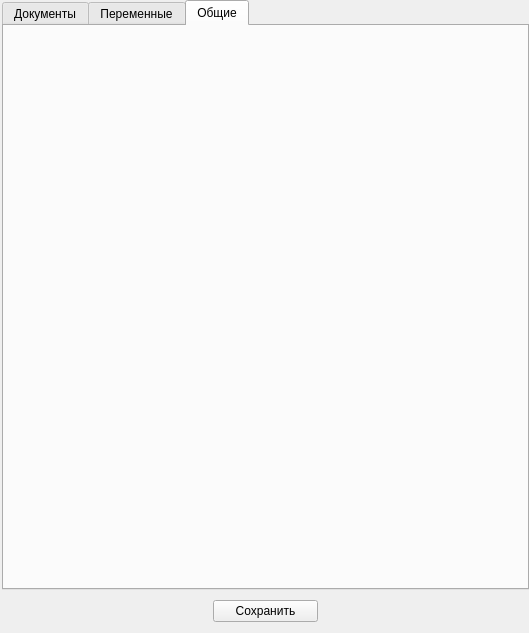
Old version of the form interface/ui/settings.ui in the repository Korolev-Oleg/Tend-Manager.
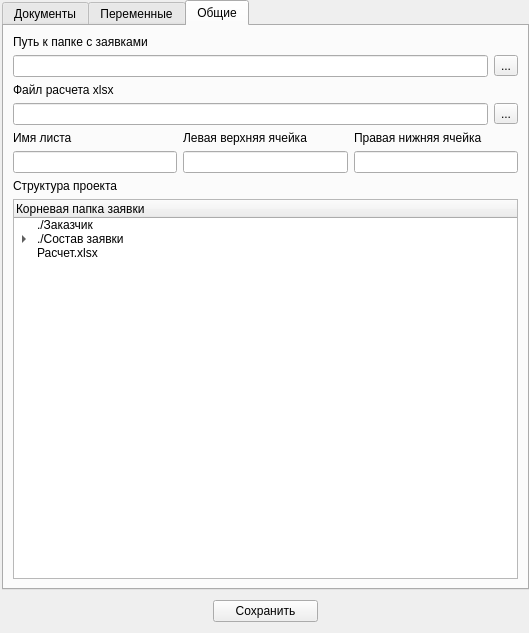
New version of the form. The open tabs and pages were chosen to show the change. Icons and pictures are not drawn.

Patch:
```diff
--- a/interface/ui/settings.ui
+++ b/interface/ui/settings.ui
@@ -805,6 +805,142 @@
        <attribute name="title">
         <string>Общие</string>
        </attribute>
+       <layout class="QVBoxLayout" name="verticalLayout_2">
+        <item>
+         <widget class="QLabel" name="label_2">
+          <property name="text">
+           <string>Путь к папке с заявками</string>
+          </property>
+         </widget>
+        </item>
+        <item>
+         <layout class="QHBoxLayout" name="horizontalLayout_5">
+          <item>
+           <widget class="QLineEdit" name="projectspath">
+            <property name="readOnly">
+             <bool>true</bool>
+            </property>
+           </widget>
+          </item>
+          <item>
+           <widget class="QToolButton" name="btnProjectpath">
+            <property name="text">
+             <string>...</string>
+            </property>
+           </widget>
+          </item>
+         </layout>
+        </item>
+        <item>
+         <widget class="QLabel" name="label_16">
+          <property name="text">
+           <string>Файл расчета xlsx</string>
+          </property>
+         </widget>
+        </item>
+        <item>
+         <layout class="QHBoxLayout" name="horizontalLayout_6">
+          <item>
+           <widget class="QLineEdit" name="paymentpath">
+            <property name="readOnly">
+             <bool>true</bool>
+            </property>
+           </widget>
+          </item>
+          <item>
+           <widget class="QToolButton" name="btnPaymentpath">
+            <property name="text">
+             <string>...</string>
+            </property>
+           </widget>
+          </item>
+         </layout>
+        </item>
+        <item>
+         <layout class="QHBoxLayout" name="horizontalLayout_32">
+          <item>
+           <widget class="QLabel" name="label_13">
+            <property name="text">
+             <string>Имя листа</string>
+            </property>
+           </widget>
+          </item>
+          <item>
+           <widget class="QLabel" name="label_3">
+            <property name="text">
+             <string>Левая верхняя ячейка</string>
+            </property>
+           </widget>
+          </item>
+          <item>
+           <widget class="QLabel" name="label_17">
+            <property name="text">
+             <string>Правая нижняя ячейка</string>
+            </property>
+           </widget>
+          </item>
+         </layout>
+        </item>
+        <item>
+         <layout class="QHBoxLayout" name="horizontalLayout_31">
+          <item>
+           <widget class="QLineEdit" name="sheetName"/>
+          </item>
+          <item>
+           <widget class="QLineEdit" name="cellTopLeft"/>
+          </item>
+          <item>
+           <widget class="QLineEdit" name="cellBotDn"/>
+          </item>
+         </layout>
+        </item>
+        <item>
+         <widget class="QLabel" name="label_18">
+          <property name="text">
+           <string>Структура проекта</string>
+          </property>
+         </widget>
+        </item>
+        <item>
+         <widget class="QTreeWidget" name="treeProjectStruct">
+          <column>
+           <property name="text">
+            <string>Корневая папка заявки</string>
+           </property>
+          </column>
+          <item>
+           <property name="text">
+            <string>./Заказчик</string>
+           </property>
+          </item>
+          <item>
+           <property name="text">
+            <string>./Состав заявки</string>
+           </property>
+           <item>
+            <property name="text">
+             <string>./WORD</string>
+            </property>
+            <item>
+             <property name="text">
+              <string>Изменяемые документы</string>
+             </property>
+            </item>
+           </item>
+           <item>
+            <property name="text">
+             <string>Документация</string>
+            </property>
+           </item>
+          </item>
+          <item>
+           <property name="text">
+            <string>Расчет.xlsx</string>
+           </property>
+          </item>
+         </widget>
+        </item>
+       </layout>
       </widget>
      </widget>
     </item>
```
Left out of the diff: 8 changed lines with no effect on the pictures.
